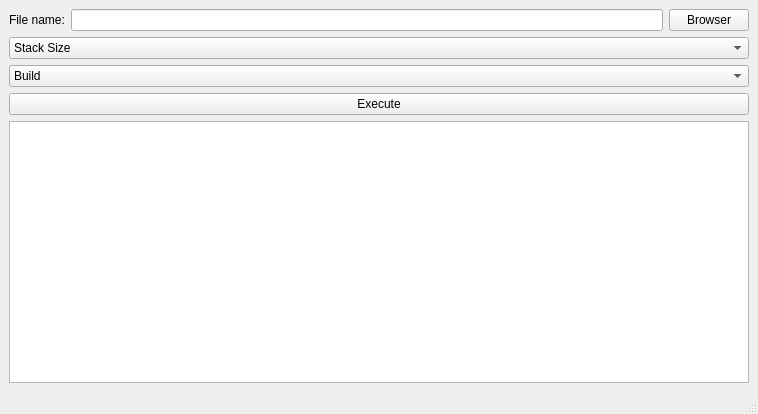
The window that call-tree/calltree.ui (nguyenthangphong/call-tree) describes before a commit, drawn with Qt 5.
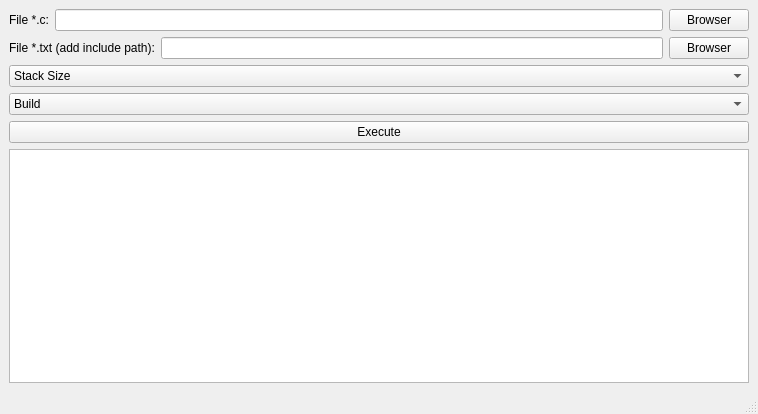
The same window after the commit.

The edit to the form file:
```diff
--- a/call-tree/calltree.ui
+++ b/call-tree/calltree.ui
@@ -16,11 +16,13 @@
   <widget class="QWidget" name="centralwidget">
    <layout class="QVBoxLayout" name="verticalLayout_2">
     <item>
+     <layout class="QVBoxLayout" name="verticalLayout">
+      <item>
      <layout class="QHBoxLayout" name="horizontalLayout">
       <item>
        <widget class="QLabel" name="fileNameLabel">
         <property name="text">
-         <string>File name:</string>
+           <string>File *.c:</string>
         </property>
        </widget>
       </item>
@@ -36,6 +38,27 @@
       </item>
      </layout>
     </item>
+      <item>
+       <layout class="QHBoxLayout" name="horizontalLayout_2">
+        <item>
+         <widget class="QLabel" name="txtLabel">
+          <property name="text">
+           <string>File *.txt (add include path):</string>
+          </property>
+         </widget>
+        </item>
+        <item>
+         <widget class="QLineEdit" name="txtLineEdit"/>
+        </item>
+        <item>
+         <widget class="QPushButton" name="txtBrowserButton">
+          <property name="text">
+           <string>Browser</string>
+          </property>
+         </widget>
+        </item>
+       </layout>
+      </item>
     <item>
      <widget class="QComboBox" name="flagComboBox">
       <item>
@@ -72,7 +95,9 @@
      </widget>
     </item>
     <item>
-     <widget class="QTextEdit" name="textEdit"/>
+       <widget class="QTextEdit" name="resultTextEdit"/>
+      </item>
+     </layout>
     </item>
    </layout>
   </widget>
```
Left out of the diff: 2 changed lines with no effect on the pictures. Lines whose indentation alone changed are shown as unchanged.
